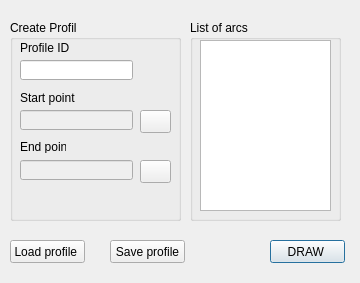
This is ui/draw_profile.ui in Giswater/giswater_qgis_plugin as Qt 5 draws it before an edit. The edited form follows.
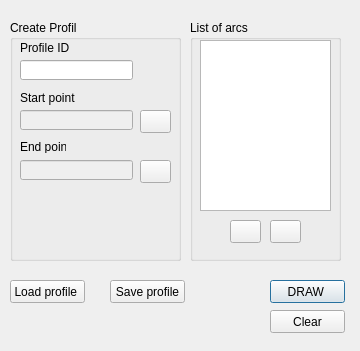
This is the edited form. Icons and pictures are not drawn.

Commit message: wip: drafing profile - clear previous profile, load profile ; Gallery of events : sliding images ; builtdate

The edit to the form file:
```diff
--- a/ui/draw_profile.ui
+++ b/ui/draw_profile.ui
@@ -7,7 +7,7 @@
     <x>0</x>
     <y>0</y>
     <width>360</width>
-    <height>283</height>
+    <height>351</height>
    </rect>
   </property>
   <property name="windowTitle">
@@ -20,7 +20,7 @@
    <property name="geometry">
     <rect>
      <x>270</x>
-     <y>240</y>
+     <y>280</y>
      <width>75</width>
      <height>23</height>
     </rect>
@@ -35,7 +35,7 @@
      <x>190</x>
      <y>20</y>
      <width>151</width>
-     <height>201</height>
+     <height>241</height>
     </rect>
    </property>
    <property name="title">
@@ -51,6 +51,52 @@
      </rect>
     </property>
    </widget>
+   <widget class="QPushButton" name="btn_add_arc">
+    <property name="geometry">
+     <rect>
+      <x>40</x>
+      <y>200</y>
+      <width>31</width>
+      <height>23</height>
+     </rect>
+    </property>
+    <property name="text">
+     <string/>
+    </property>
+    <property name="icon">
+     <iconset>
+      <normaloff>../icons/112.png</normaloff>../icons/112.png</iconset>
+    </property>
+    <property name="iconSize">
+     <size>
+      <width>16</width>
+      <height>16</height>
+     </size>
+    </property>
+   </widget>
+   <widget class="QPushButton" name="btn_delete_arc">
+    <property name="geometry">
+     <rect>
+      <x>80</x>
+      <y>200</y>
+      <width>31</width>
+      <height>23</height>
+     </rect>
+    </property>
+    <property name="text">
+     <string/>
+    </property>
+    <property name="icon">
+     <iconset>
+      <normaloff>../icons/111.png</normaloff>../icons/111.png</iconset>
+    </property>
+    <property name="iconSize">
+     <size>
+      <width>16</width>
+      <height>16</height>
+     </size>
+    </property>
+   </widget>
   </widget>
   <widget class="QGroupBox" name="groupBox">
    <property name="geometry">
@@ -58,7 +104,7 @@
      <x>10</x>
      <y>20</y>
      <width>171</width>
-     <height>201</height>
+     <height>241</height>
     </rect>
    </property>
    <property name="title">
@@ -184,7 +230,7 @@
    <property name="geometry">
     <rect>
      <x>10</x>
-     <y>240</y>
+     <y>280</y>
      <width>75</width>
      <height>23</height>
     </rect>
@@ -197,7 +243,7 @@
    <property name="geometry">
     <rect>
      <x>110</x>
-     <y>240</y>
+     <y>280</y>
      <width>75</width>
      <height>23</height>
     </rect>
@@ -206,6 +252,19 @@
     <string>Save profile</string>
    </property>
   </widget>
+  <widget class="QPushButton" name="btn_clear_profile">
+   <property name="geometry">
+    <rect>
+     <x>270</x>
+     <y>310</y>
+     <width>75</width>
+     <height>23</height>
+    </rect>
+   </property>
+   <property name="text">
+    <string>Clear</string>
+   </property>
+  </widget>
  </widget>
  <resources/>
  <connections/>
```
Left out of the diff: 4 changed lines with no effect on the pictures. The commit also changes 4 other files.
